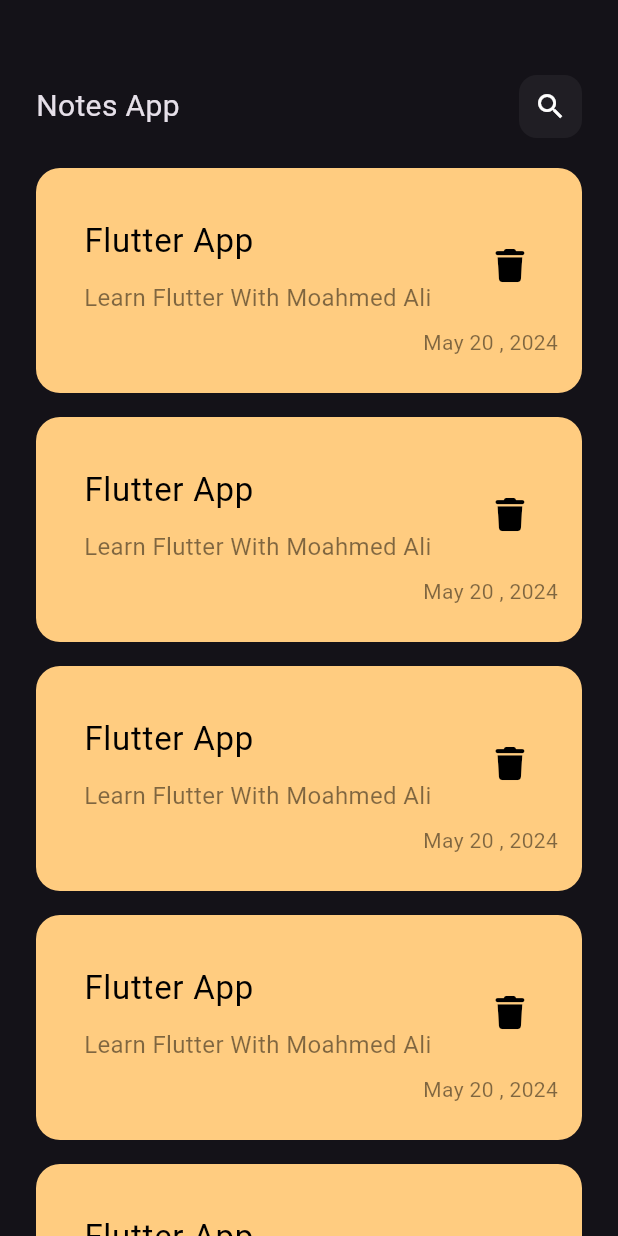
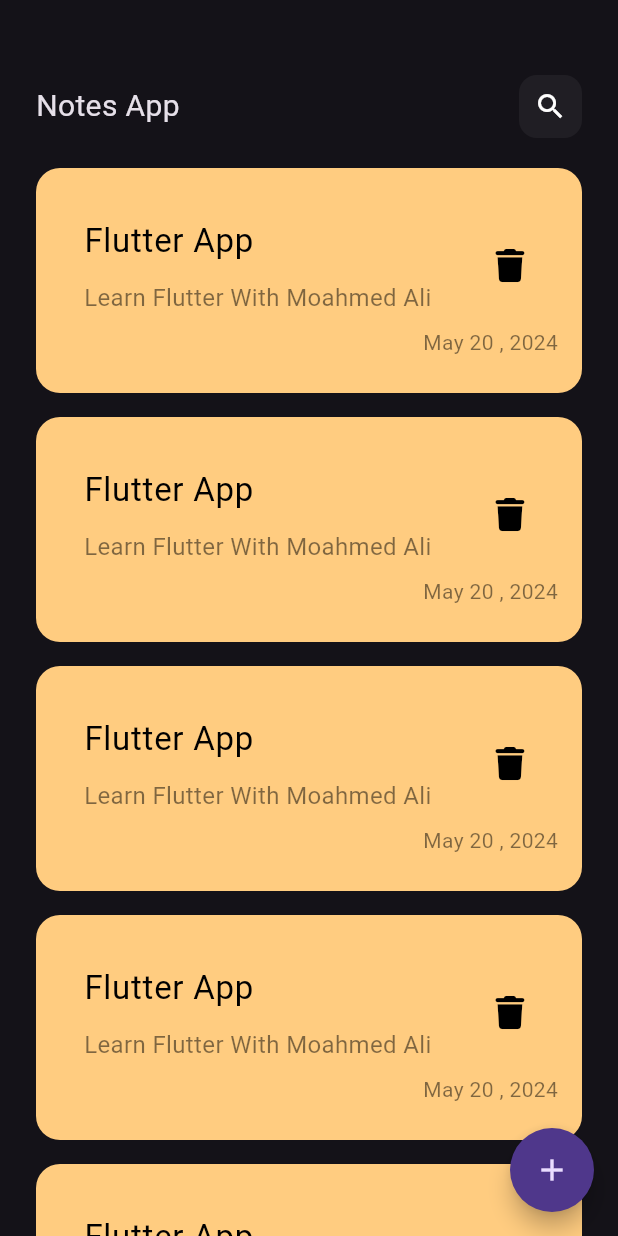
Before and after one commit to Mohamed-Yassien/bookly_hive, a Flutter app: the screen it shows after launch, on a phone screen of 412 x 824 dp. Run offline on Flutter 3.47's test engine with Material 3 defaults, Android fonts, the phone set to English and light mode, and no system bars; our stand-ins replace font_awesome_flutter.

Commit message:
floating action button

```diff
--- a/lib/main.dart
+++ b/lib/main.dart
@@ -14,6 +14,12 @@
       debugShowCheckedModeBanner: false,
       theme: ThemeData(
         brightness: Brightness.dark,
+        floatingActionButtonTheme: FloatingActionButtonThemeData(
+          shape: RoundedRectangleBorder(
+            borderRadius: BorderRadius.circular(1000),
+            side: BorderSide.none,
+          ),
+        ),
       ),
       home: const NotesView(),
     );
--- a/lib/views/notes_view.dart
+++ b/lib/views/notes_view.dart
@@ -6,8 +6,14 @@
 
   @override
   Widget build(BuildContext context) {
-    return const Scaffold(
-      body: NotesViewBody(),
+    return Scaffold(
+      floatingActionButton: FloatingActionButton(
+        onPressed: () {},
+        child: const Icon(
+          Icons.add,
+        ),
+      ),
+      body: const NotesViewBody(),
     );
   }
 }
```
